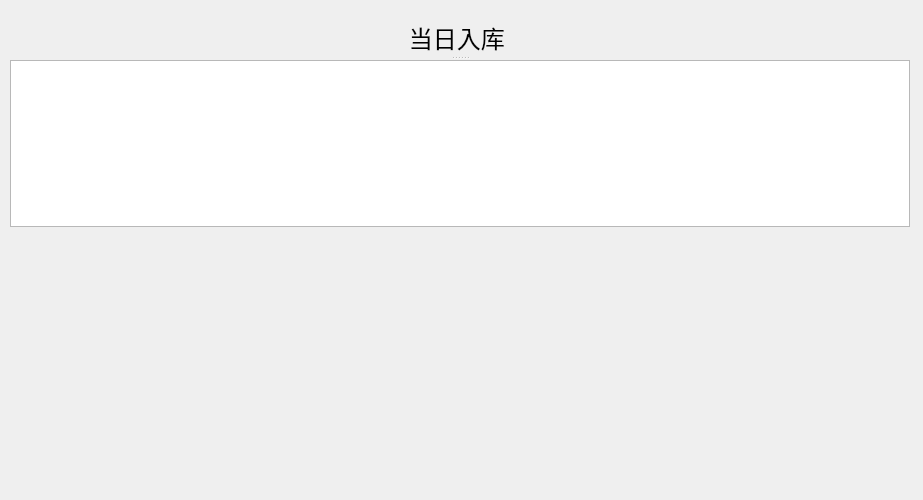
Qt form UI/EnterTodayDialog.ui (lemonhhh/Clinic_Test_Data_Software) before a commit.
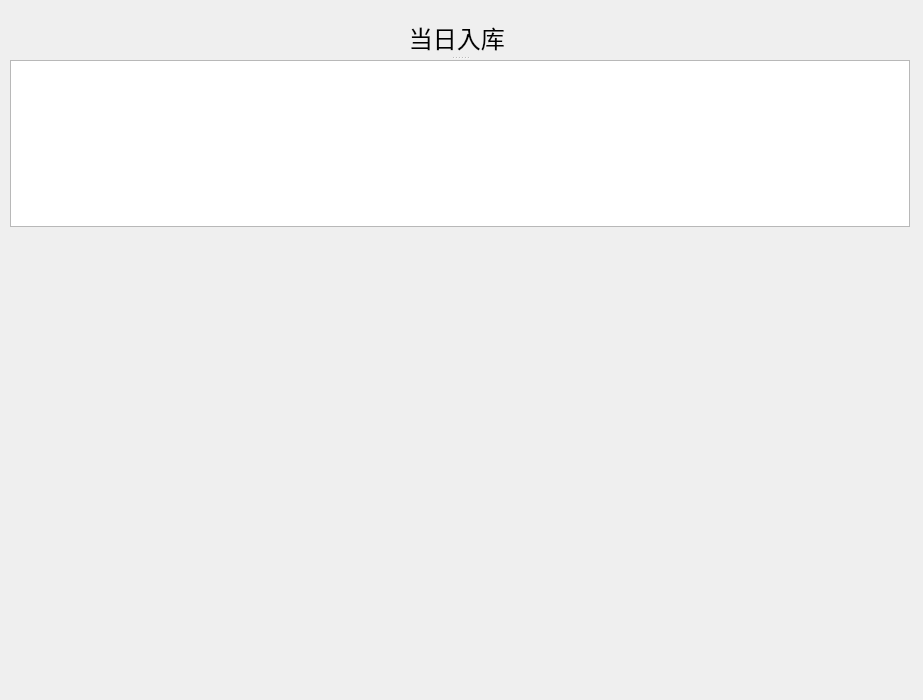
The same form after that commit.

Diff of the .ui file:
```diff
--- a/UI/EnterTodayDialog.ui
+++ b/UI/EnterTodayDialog.ui
@@ -7,7 +7,7 @@
     <x>0</x>
     <y>0</y>
     <width>923</width>
-    <height>500</height>
+    <height>700</height>
    </rect>
   </property>
   <property name="sizePolicy">
@@ -19,7 +19,7 @@
   <property name="minimumSize">
    <size>
     <width>0</width>
-    <height>500</height>
+    <height>700</height>
    </size>
   </property>
   <property name="windowTitle">
```
Left out of the diff: 9 changed lines with no effect on the pictures.
